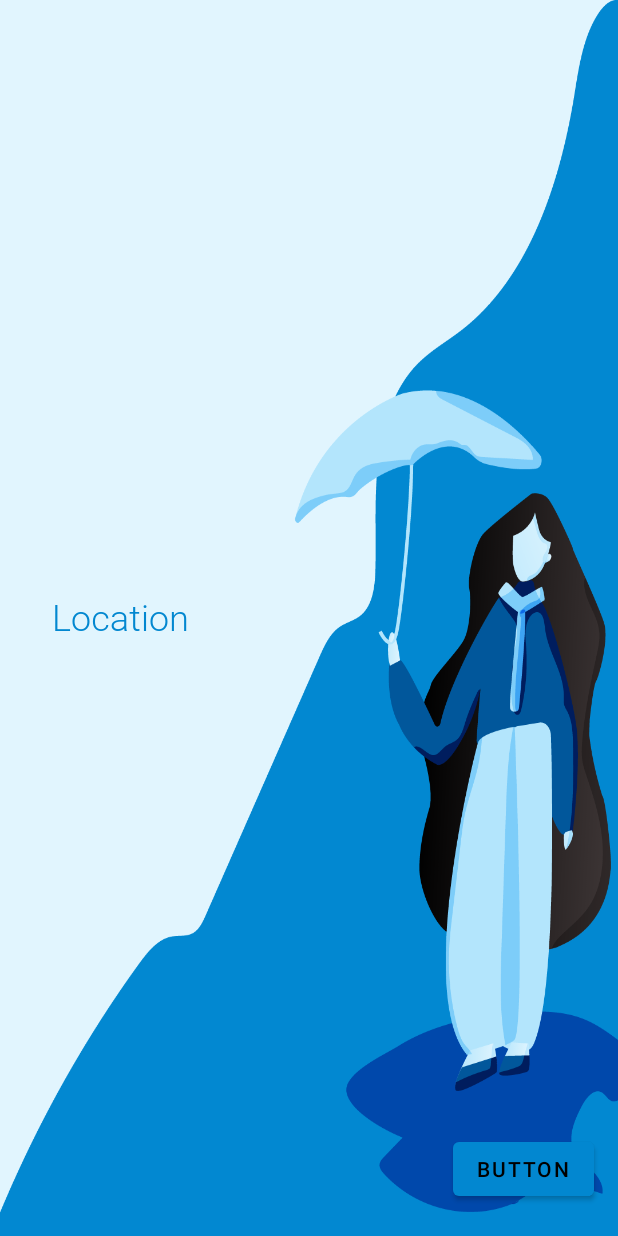
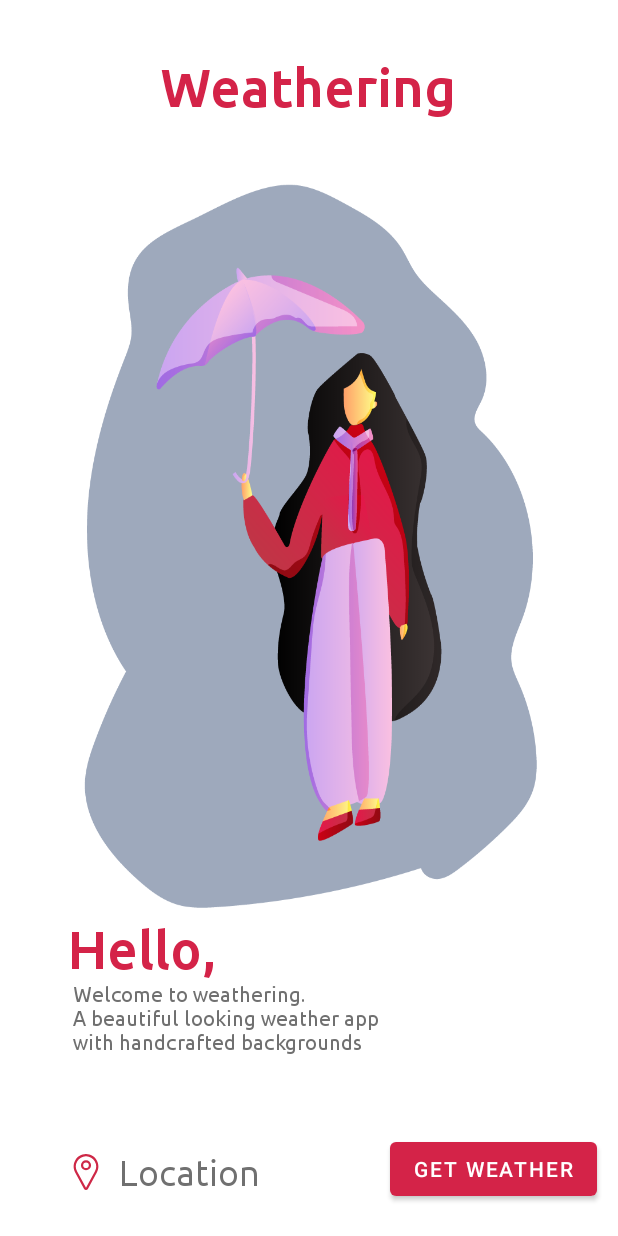
Before and after one commit to FireLord/Weathering, an Android app: the screen it shows after launch (MainActivity), on a phone screen of 412 x 824 dp. Run offline under Robolectric (Android 15) with nearby library versions, the phone set to English and light mode, and no system bars.

Commit message:
app: Final intro page
Signed-off-by: FireLord <firelord.xda@gmail.com>

```diff
--- /dev/null
+++ b/app/src/main/res/drawable/ic_girl_map.xml
@@ -0,0 +1,12 @@
+<vector xmlns:android="http://schemas.android.com/apk/res/android"
+    android:width="24dp"
+    android:height="24dp"
+    android:viewportWidth="512"
+    android:viewportHeight="512">
+  <path
+      android:pathData="M256,512a30.59,30.59 0,0 1,-26.77 -15.51l-0.17,-0.3L102.1,263.8c-30.31,-55.47 -29.44,-121.31 2.32,-176.12C135.49,34.05 190.69,1.29 252.06,0c2.62,0 5.26,0 7.88,0 61.37,1.25 116.57,34 147.64,87.64 31.76,54.81 32.63,120.65 2.32,176.12l-127,232.39 -0.17,0.3A30.58,30.58 0,0 1,256 512ZM256,32c-1.1,0 -2.2,0 -3.29,0 -50.1,1 -95.18,27.82 -120.6,71.69a146.48,146.48 0,0 0,-1.93 144.74L256,478.76l125.82,-230.3a146.48,146.48 0,0 0,-1.93 -144.74C354.47,59.86 309.39,33.06 259.29,32c-1.09,0 -2.19,0 -3.29,0Z"
+      android:fillColor="#ce2847"/>
+  <path
+      android:pathData="M256,232a72,72 0,1 1,72 -72A72.08,72.08 0,0 1,256 232ZM256,120a40,40 0,1 0,40 40A40,40 0,0 0,256 120Z"
+      android:fillColor="#ce2847"/>
+</vector>
--- a/app/src/main/res/layout/activity_main.xml
+++ b/app/src/main/res/layout/activity_main.xml
@@ -1,6 +1,5 @@
 <?xml version="1.0" encoding="utf-8"?>
-<androidx.constraintlayout.widget.ConstraintLayout
-    xmlns:android="http://schemas.android.com/apk/res/android"
+<androidx.constraintlayout.widget.ConstraintLayout xmlns:android="http://schemas.android.com/apk/res/android"
     xmlns:app="http://schemas.android.com/apk/res-auto"
     xmlns:tools="http://schemas.android.com/tools"
     android:layout_width="match_parent"
@@ -8,31 +7,83 @@
     android:background="@drawable/girl"
     tools:context=".MainActivity">
 
+    <androidx.constraintlayout.widget.Guideline
+        android:id="@+id/guidelineMiddle"
+        android:layout_width="wrap_content"
+        android:layout_height="wrap_content"
+        android:orientation="horizontal"
+        app:layout_constraintGuide_percent="0.74" />
+
     <EditText
         android:id="@+id/etLocation"
         android:layout_width="wrap_content"
         android:layout_height="wrap_content"
         android:background="@null"
+        android:drawableStart="@drawable/ic_girl_map"
         android:drawablePadding="10dp"
-        android:fontFamily="@font/roboto_light"
+        android:fontFamily="@font/ubuntu"
         android:hint="Location"
         android:inputType="textPostalAddress"
-        android:textColor="@color/colorGirlDark"
-        android:textColorHint="@color/colorGirlDark"
+        android:textColor="@color/girlGrey"
+        android:textColorHint="@color/girlGrey"
         android:textSize="24sp"
         app:autoSizeTextType="uniform"
         app:layout_constraintBottom_toBottomOf="parent"
         app:layout_constraintEnd_toEndOf="parent"
-        app:layout_constraintHorizontal_bias="0.109"
+        app:layout_constraintHorizontal_bias="0.159"
         app:layout_constraintStart_toStartOf="parent"
         app:layout_constraintTop_toTopOf="parent"
-        app:layout_constraintVertical_bias="0.499" />
+        app:layout_constraintVertical_bias="0.964" />
+
+    <TextView
+        android:id="@+id/tvAppName"
+        android:layout_width="wrap_content"
+        android:layout_height="wrap_content"
+        android:fontFamily="@font/ubuntu_medium"
+        android:text="@string/app_name"
+        android:textColor="@color/colorGirlDark"
+        android:textSize="36sp"
+        app:layout_constraintBottom_toBottomOf="parent"
+        app:layout_constraintEnd_toEndOf="parent"
+        app:layout_constraintHorizontal_bias="0.497"
+        app:layout_constraintStart_toStartOf="parent"
+        app:layout_constraintTop_toTopOf="parent"
+        app:layout_constraintVertical_bias="0.045" />
+
+    <TextView
+        android:id="@+id/tvHello"
+        android:layout_width="wrap_content"
+        android:layout_height="wrap_content"
+        android:fontFamily="@font/ubuntu_medium"
+        android:text="Hello,"
+        android:textColor="@color/colorGirlDark"
+        android:textSize="36sp"
+        app:layout_constraintEnd_toEndOf="parent"
+        app:layout_constraintHorizontal_bias="0.144"
+        app:layout_constraintStart_toStartOf="parent"
+        app:layout_constraintTop_toTopOf="@+id/guidelineMiddle" />
+
+    <TextView
+        android:id="@+id/tvIntroPara"
+        android:layout_width="wrap_content"
+        android:layout_height="wrap_content"
+        android:fontFamily="@font/ubuntu"
+        android:maxLines="3"
+        android:text="@string/introPara"
+        android:textColor="@color/girlGrey"
+        android:textSize="14sp"
+        app:layout_constraintBottom_toBottomOf="parent"
+        app:layout_constraintEnd_toEndOf="parent"
+        app:layout_constraintHorizontal_bias="0.0"
+        app:layout_constraintStart_toStartOf="@+id/tvHello"
+        app:layout_constraintTop_toBottomOf="@+id/tvHello"
+        app:layout_constraintVertical_bias="0.0" />
 
     <Button
         android:id="@+id/button"
         android:layout_width="wrap_content"
         android:layout_height="wrap_content"
-        android:text="Button"
+        android:text="Get Weather"
         app:layout_constraintBottom_toBottomOf="parent"
         app:layout_constraintEnd_toEndOf="parent"
         app:layout_constraintHorizontal_bias="0.95"
@@ -43,11 +94,16 @@
     <ProgressBar
         android:id="@+id/progressBar"
         style="?android:attr/progressBarStyle"
-        android:layout_width="103dp"
-        android:layout_height="215dp"
-        android:layout_marginTop="168dp"
+        android:layout_width="wrap_content"
+        android:layout_height="wrap_content"
+        android:layout_marginStart="325dp"
+        android:layout_marginTop="593dp"
+        android:layout_marginEnd="38dp"
+        android:layout_marginBottom="24dp"
         android:visibility="gone"
+        app:layout_constraintBottom_toTopOf="@+id/button"
         app:layout_constraintEnd_toEndOf="parent"
         app:layout_constraintStart_toStartOf="parent"
-        app:layout_constraintTop_toBottomOf="@+id/etLocation" />
+        app:layout_constraintTop_toTopOf="parent" />
+
 </androidx.constraintlayout.widget.ConstraintLayout>
--- a/app/src/main/res/values/colors.xml
+++ b/app/src/main/res/values/colors.xml
@@ -21,9 +21,12 @@
     <color name="colorSnowAccent">#9ea7aa</color>
 
     <!-- Girl colors -->
-    <color name="colorGirlDark">#0287D0</color>
+    <color name="colorGirlDark">#D42348</color>
     <color name="colorGirlLight">#E0F3FC</color>
     <color name="colorGirlAccent">#9ea7aa</color>
+    <color name="girlPurple">#C877E6</color>
+    <color name="girlGrey">#707070</color>
+    <color name="girlWhite">#ffffff</color>
 
     <!-- Logo background color -->
     <color name="logoBg">#232F34</color>
--- a/app/src/main/res/values/strings.xml
+++ b/app/src/main/res/values/strings.xml
@@ -1,3 +1,8 @@
 <resources>
     <string name="app_name">Weathering</string>
+    <string name="introPara">
+        <br>Welcome to weathering.\n</br>
+        <br>A beautiful looking weather app\n</br>
+        <br>with handcrafted backgrounds\n</br>
+    </string>
 </resources>
--- a/app/src/main/res/values/styles.xml
+++ b/app/src/main/res/values/styles.xml
@@ -24,10 +24,10 @@
         <item name="android:windowLightStatusBar">true</item>
     </style>
 
-    <style name="MainActivity" parent="Theme.MaterialComponents.NoActionBar">
+    <style name="MainActivity" parent="Theme.MaterialComponents.Light.NoActionBar">
         <!-- Customize your theme here. -->
         <item name="colorPrimary">@color/colorGirlDark</item>
-        <item name="colorPrimaryDark">@color/colorGirlLight</item>
+        <item name="colorPrimaryDark">@color/girlWhite</item>
         <item name="colorAccent">@color/colorGirlAccent</item>
         <item name="android:windowLightStatusBar">true</item>
     </style>
```
Also changed, not shown: app/src/main/res/drawable-hdpi/girl.png, app/src/main/res/drawable-ldpi/girl.png, app/src/main/res/drawable-mdpi/girl.png, app/src/main/res/drawable-xhdpi/girl.png, app/src/main/res/drawable-xxhdpi/girl.png, app/src/main/res/drawable-xxxhdpi/girl.png, app/src/main/res/font/ubuntu.ttf (added), app/src/main/res/font/ubuntu_medium.ttf (added), 5 other files.
